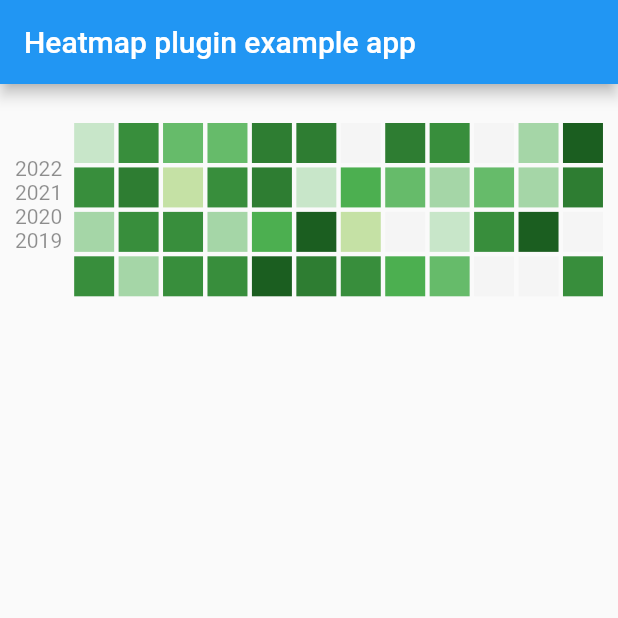
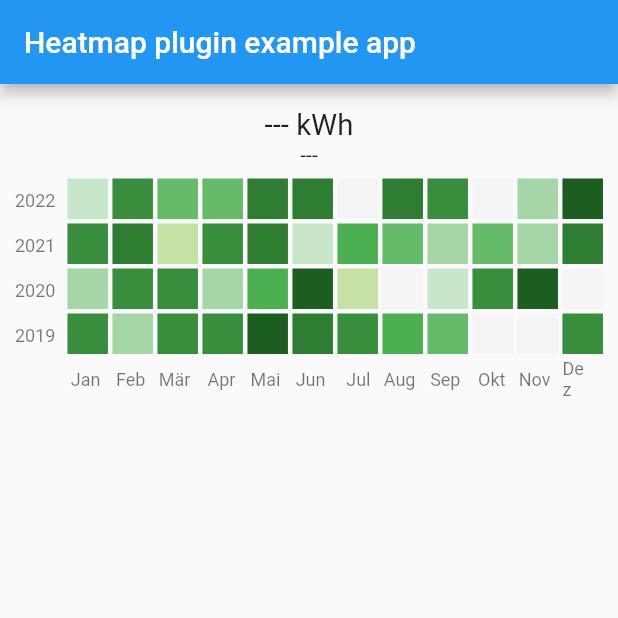
Before and after one commit to timobaehr/fl_heatmap, a Flutter app: the screen it shows after launch, on a phone screen of 412 x 824 dp, the top half of it. Run offline on Flutter 3.47's test engine with Material 2 defaults, Android fonts, the phone set to English and light mode, and no system bars.

Commit message:
Add x- and y-axis labels

```diff
--- a/example/lib/main.dart
+++ b/example/lib/main.dart
@@ -61,6 +61,12 @@ class _MyAppState extends State<MyApp> {
 
   @override
   Widget build(BuildContext context) {
+    final title = selectedItem != null
+        ? '${selectedItem!.value.toStringAsFixed(2)} ${selectedItem!.unit}'
+        : '--- ${heatmapData.items.first.unit}';
+    final subtitle = selectedItem != null
+        ? '${selectedItem!.xAxisLabel} ${selectedItem!.yAxisLabel}'
+        : '---';
     return MaterialApp(
       home: Scaffold(
         appBar: AppBar(
@@ -70,12 +76,9 @@ class _MyAppState extends State<MyApp> {
           child: Column(
             children: [
               const SizedBox(height: 16),
-              if (selectedItem != null)
-                Text(
-                    '${selectedItem!.value.toStringAsFixed(2)} ${selectedItem!.unit}',
-                    textScaleFactor: 1.4),
-              if (selectedItem != null)
-                Text('${selectedItem!.xAxisLabel} ${selectedItem!.yAxisLabel}'),
+              Text(title, textScaleFactor: 1.4),
+              Text(subtitle),
+              const SizedBox(height: 8),
               Heatmap(
                   onItemSelectedListener: (HeatmapItem? selectedItem) {
                     debugPrint(
--- a/lib/src/heatmap/heatmap.dart
+++ b/lib/src/heatmap/heatmap.dart
@@ -23,6 +23,7 @@ class _HeatmapState extends State<Heatmap> {
   int? _selectedIndex;
   double min = 0;
   double max = 0;
+  double boxHeightWithMargin = 10;
 
   @override
   void initState() {
@@ -46,25 +47,22 @@ class _HeatmapState extends State<Heatmap> {
 
   @override
   Widget build(BuildContext context) {
-    const double marginTop = 10;
     const double marginLeft = 10;
     const double marginRight = 10;
 
     return Row(
+      crossAxisAlignment: CrossAxisAlignment.start,
       children: [
         const SizedBox(
           width: marginLeft,
         ),
 
         /// Invisible y-axis labels
-        Opacity(
-          opacity: 0.5,
-          child: Column(
-            children: [
-              for (final rowLabel in widget.heatmapData.rows)
-                RowLabel(rowLabel),
-            ],
-          ),
+        Column(
+          children: [
+            for (final rowLabel in widget.heatmapData.rows)
+              RowLabel(rowLabel, height: 30),
+          ],
         ),
 
         /// The heatmap
@@ -74,29 +72,30 @@ class _HeatmapState extends State<Heatmap> {
           final int rows = widget.heatmapData.rows.length;
           final int columns = widget.heatmapData.columns.length;
 
-          // TODO: Add space for y axis labels
-
           final double spaceForRects = fullWidth;
           final double spaceForRectWithMargins =
               (spaceForRects + (spaceForRects / columns * 0.10)) / columns;
 
           final double sizeOfRect = spaceForRectWithMargins * 0.90;
           final double margin = spaceForRectWithMargins * 0.10;
+          if (boxHeightWithMargin != sizeOfRect + margin) {
+            boxHeightWithMargin = sizeOfRect + margin;
+            Future.delayed(const Duration(milliseconds: 0), () {
+              setState(() {});
+            });
+          }
 
           final List<Rect> rects = [
             for (int row = 0; row < rows; row++)
               for (int col = 0; col < columns; col++)
-                Rect.fromLTWH(
-                    sizeOfRect * col + margin * col,
-                    marginTop + sizeOfRect * row + margin * row,
-                    sizeOfRect,
-                    sizeOfRect),
+                Rect.fromLTWH(sizeOfRect * col + margin * col,
+                    sizeOfRect * row + margin * row, sizeOfRect, sizeOfRect),
           ];
           final List<Color> rectColors = [
             for (final heatmapItem in widget.heatmapData.items)
               valueToColor(heatmapItem.value),
           ];
-          final usedHeight = marginTop + sizeOfRect * rows + margin * rows;
+          final usedHeight = sizeOfRect * rows + margin * rows;
 
           final listener = Listener(
             onPointerDown: (PointerDownEvent event) {
@@ -126,9 +125,21 @@ class _HeatmapState extends State<Heatmap> {
                   constraints: const BoxConstraints.expand(),
                 )),
           );
-          return SizedBox(
-            height: usedHeight,
-            child: listener,
+          return Column(
+            children: [
+              SizedBox(
+                height: usedHeight,
+                child: listener,
+              ),
+              Row(
+                children: [
+                  for (int i = 0; i < columns; i++)
+                    RowLabel(widget.heatmapData.columns[i],
+                        width: boxHeightWithMargin -
+                            (i == columns - 1 ? 3.084 : 0)), // TODO: Make fix here!
+                ],
+              )
+            ],
           );
         })),
         const SizedBox(
@@ -158,12 +169,26 @@ class _HeatmapState extends State<Heatmap> {
 }
 
 class RowLabel extends StatelessWidget {
-  const RowLabel(this.text, {Key? key}) : super(key: key);
+  const RowLabel(this.text, {Key? key, this.height, this.width})
+      : super(key: key);
 
   final String text;
 
+  final double? height, width;
+
   @override
   Widget build(BuildContext context) {
-    return Padding(padding: const EdgeInsets.only(right: 8), child: Text(text));
+    return SizedBox(
+        height: height,
+        width: width,
+        child: Align(
+          alignment: Alignment.centerRight,
+          child: Padding(
+              padding: const EdgeInsets.only(right: 8),
+              child: Text(
+                text,
+                style: Theme.of(context).textTheme.caption,
+              )),
+        ));
   }
 }
```
